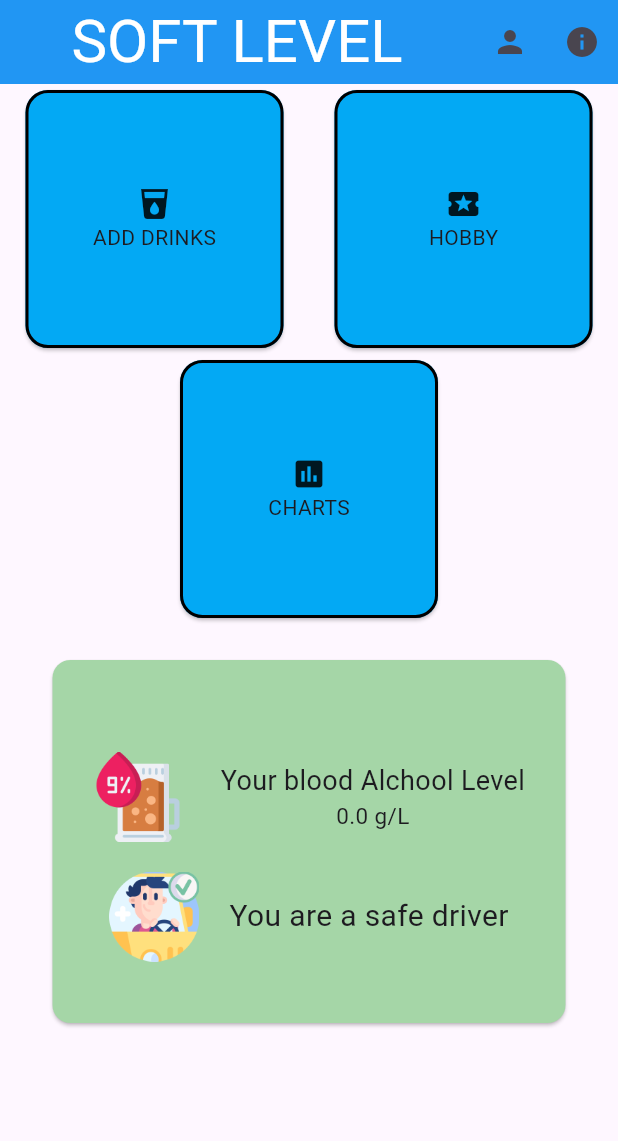
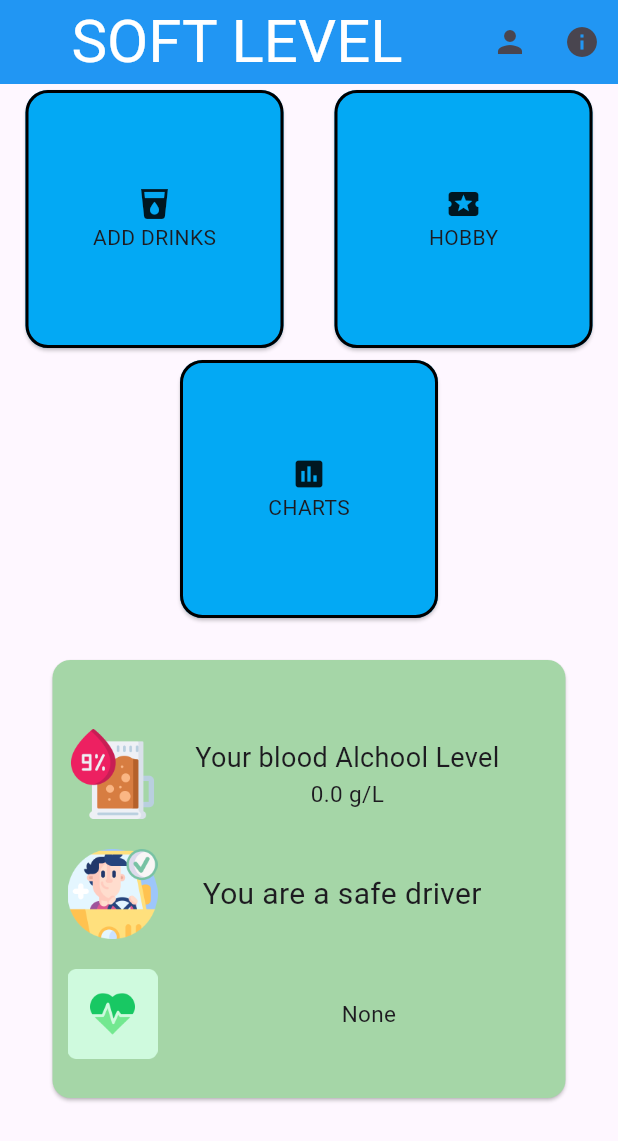
Before and after one commit to paololaudicina/Nameless, a Flutter app: the HomeSoftPage screen opened directly, on a phone screen of 412 x 824 dp. Shown: the top 1141 px of the screen. Run offline on Flutter 3.47's test engine with Material 3 defaults, Android fonts, the phone set to English and light mode, and no system bars; our stand-ins replace jwt_decoder, lottie, shared_preferences, syncfusion_flutter_charts, table_calendar; accounts and stored records are empty.

Commit message:
Fine card BAL SoftLevel

```diff
--- /dev/null
+++ b/lib/models/cataloguehealth.dart
@@ -0,0 +1,52 @@
+class CatalogueEffect {
+  final List<CatalogueHealth> list=[
+    CatalogueHealth(
+      rangeAlchool: [0,0],
+      description: 'None'
+    ),
+
+    CatalogueHealth(
+      rangeAlchool: [0.1,0.3],
+      description: 'Initial feeling of inebriation. Initial reduction of inhibitions and control'
+    ),
+
+    CatalogueHealth(
+      rangeAlchool: [0.3,0.5],
+      description: 'Feeling of inebriation. Reduction of inhibitions, control and perception of risk'
+    ),
+
+    CatalogueHealth(
+      rangeAlchool: [0.5,0.8],
+      description: 'Mood changes. Nausea, drowsiness. State of emotional arousal'
+    ),
+
+    CatalogueHealth(
+      rangeAlchool: [0.8,1.5],
+      description: 'Mood changes, anger, sadness, mental confusion, disorientation'
+    ),
+
+    CatalogueHealth(
+      rangeAlchool: [1.5,3.0],
+      description: 'Stunnedness, aggression, depressive state, apathy, lethargy'
+    ),
+
+     CatalogueHealth(
+      rangeAlchool: [3.0,4.0],
+      description: 'State of unconsciousness'
+    ),
+
+    CatalogueHealth(
+      rangeAlchool: [4.0,10000],
+      description: 'Difficulty breathing, feeling of suffocation, feeling of dying'
+    ),
+
+
+  ];
+}
+
+class CatalogueHealth{
+  List<double> rangeAlchool;
+  String description;
+
+  CatalogueHealth({required this.rangeAlchool, required this.description});
+}
--- a/lib/provider/homeProvider.dart
+++ b/lib/provider/homeProvider.dart
@@ -281,8 +281,9 @@
   void switchSoft() async{
      final sp = await SharedPreferences.getInstance();
      await sp.remove('drinks');
-     totalBAC = 0;
+     await sp.remove('limit');
      dictionaryDrinks.clear();
+     updateBAL();
      notifyListeners();
   }
 
--- a/lib/screens/homeSoftPage.dart
+++ b/lib/screens/homeSoftPage.dart
@@ -1,10 +1,14 @@
+import 'package:Nameless/models/cataloguehealth.dart';
 import 'package:Nameless/screens/activity.dart';
 import 'package:Nameless/screens/calendarPage.dart';
 import 'package:Nameless/screens/chartPage.dart';
+import 'package:flutter/cupertino.dart';
 import 'package:flutter/material.dart';
 import 'package:Nameless/models/info.dart';
 import 'package:Nameless/provider/homeProvider.dart';
 import 'package:Nameless/screens/profilePage.dart';
+import 'package:flutter/rendering.dart';
+import 'package:flutter/widgets.dart';
 import 'package:provider/provider.dart';
 
 class HomeSoftPage extends StatefulWidget {
@@ -60,12 +64,9 @@
                       child: Card(
                         color: Colors.lightBlue,
                         shape: RoundedRectangleBorder(
-                          borderRadius: BorderRadius.circular(
-                              15.0),
-                          side: const BorderSide(
-                              color: Colors.black,
-                              width:
-                                  2.0),
+                          borderRadius: BorderRadius.circular(15.0),
+                          side:
+                              const BorderSide(color: Colors.black, width: 2.0),
                         ),
                         child: const Column(
                           mainAxisAlignment: MainAxisAlignment.center,
@@ -86,12 +87,9 @@
                       child: Card(
                         color: Colors.lightBlue,
                         shape: RoundedRectangleBorder(
-                          borderRadius: BorderRadius.circular(
-                              15.0),
-                          side: const BorderSide(
-                              color: Colors.black,
-                              width:
-                                  2.0),
+                          borderRadius: BorderRadius.circular(15.0),
+                          side:
+                              const BorderSide(color: Colors.black, width: 2.0),
                         ),
                         child: const Column(
                           mainAxisAlignment: MainAxisAlignment.center,
@@ -138,15 +136,18 @@
                 if (data.drive) {
                   return Container(
                     width: 350,
-                    height: 250,
+                    height: 300,
                     child: Card(
                       color: Colors.green[200],
+                      child: Padding(
+                        padding: const EdgeInsets.all(10),
                         child: Column(
                           mainAxisAlignment: MainAxisAlignment.center,
+
                           children: [
                             SizedBox(height: 20),
                             Row(
-                            mainAxisAlignment: MainAxisAlignment.center,
+                              mainAxisAlignment: MainAxisAlignment.start,
                               children: [
                                 Image.asset('images/rate.png',
                                     height: 60, width: 60),
@@ -168,34 +169,54 @@
                             ),
                             SizedBox(height: 20),
                             Row(
-                            mainAxisAlignment: MainAxisAlignment.center,
+                              mainAxisAlignment: MainAxisAlignment.start,
                               children: [
                                 Image.asset('images/safeDriver.png',
                                     height: 60, width: 60),
-                              SizedBox(width: 20),
+                                SizedBox(width: 30),
                                 Text(
                                   'You are a safe driver',
                                   style: TextStyle(fontSize: 20),
+                                  textAlign:  TextAlign.center,
                                 ),
                               ],
                             ),
-
+                            SizedBox(height: 20),
+                            Row(
+                              mainAxisAlignment: MainAxisAlignment.start,
+                              //crossAxisAlignment: CrossAxisAlignment.center,
+                              children: [
+                                Image.asset('images/healthSoft.png',
+                                    height: 60, width: 60),
+                                SizedBox(width: 20),
+                                Expanded(
+                                  child: Text(
+                                    healthStatus(),
+                                    style: const TextStyle(fontSize: 15),
+                                    textAlign: TextAlign.center,
+                                  ),
+                                ),
                               ],
+                            )
+                          ],
+                        ),
                       ),
                     ),
                   );
                 } else {
                   return Container(
                     width: 350,
-                    height: 250,
+                    height: 300,
                     child: Card(
                       color: Colors.red[200],
+                      child: Padding(
+                        padding: const EdgeInsets.all(10.0),
                         child: Column(
                           mainAxisAlignment: MainAxisAlignment.center,
                           children: [
                             SizedBox(height: 20),
                             Row(
-                            mainAxisAlignment: MainAxisAlignment.center,
+                              mainAxisAlignment: MainAxisAlignment.start,
                               children: [
                                 Image.asset('images/rate.png',
                                     height: 60, width: 60),
@@ -217,7 +238,7 @@
                             ),
                             SizedBox(height: 20),
                             Row(
-                            mainAxisAlignment: MainAxisAlignment.center,
+                              mainAxisAlignment: MainAxisAlignment.start,
                               children: [
                                 Image.asset('images/noSafeDriver.png',
                                     height: 60, width: 60),
@@ -228,8 +249,24 @@
                                 ),
                               ],
                             ),
-
+                            SizedBox(height: 20),
+                            Row(
+                              mainAxisAlignment: MainAxisAlignment.start,
+                              children: [
+                                Image.asset('images/healthHard.png',
+                                    height: 60, width: 60),
+                                SizedBox(width: 20),
+                                Expanded(
+                                  child: Text(
+                                    healthStatus(),
+                                    style: const TextStyle(fontSize: 15),
+                                    textAlign: TextAlign.center,
+                                  ),
+                                ),
                               ],
+                            )
+                          ],
+                        ),
                       ),
                     ),
                   );
@@ -257,4 +294,16 @@
     Navigator.push(
         context, MaterialPageRoute(builder: (context) => const ChartPage()));
   }
+
+  String healthStatus() {
+    final CatalogueEffect catalogue = CatalogueEffect();
+    double BAL = Provider.of<HomeProvider>(context, listen: false).totalBAC;
+    for (var i = 0; i < catalogue.list.length; i++) {
+      if (BAL >= catalogue.list[i].rangeAlchool[0] &&
+          BAL <= catalogue.list[i].rangeAlchool[1]) {
+        return catalogue.list[i].description;
       }
+    }
+    return 'A problem occured';
+  }
+}
```
Also changed, not shown: images/healthHard.png (added), images/healthSoft.png (added), images/noSafeDriver.png. Lines whose indentation alone changed are shown as unchanged.
